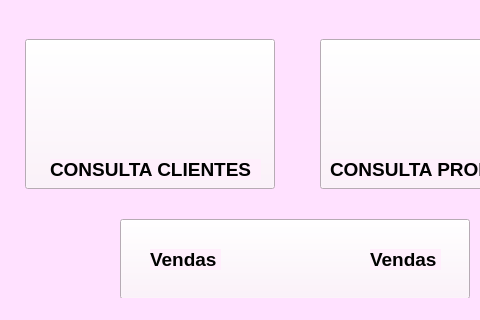
addryyano/ProjetoFinalSenac, file Principal.ui: the form before one commit; both pictures show x 0 to 480 and y 180 to 500 of the 600 by 500 pixel window.
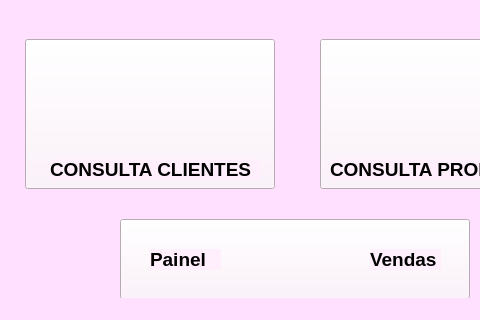
The form after the commit. Icons and pictures are not drawn.

Commit message: Janela vendas funcional

What changed in the file:
```diff
--- a/Principal.ui
+++ b/Principal.ui
@@ -259,7 +259,7 @@
      <string notr="true">background-color: rgb(255, 239, 252);</string>
     </property>
     <property name="text">
-     <string>Vendas</string>
+     <string>Painel</string>
     </property>
    </widget>
    <widget class="QLabel" name="label_6">
```
Left out of the diff: 6 changed lines with no effect on the pictures. The commit also changes 3 other files.
